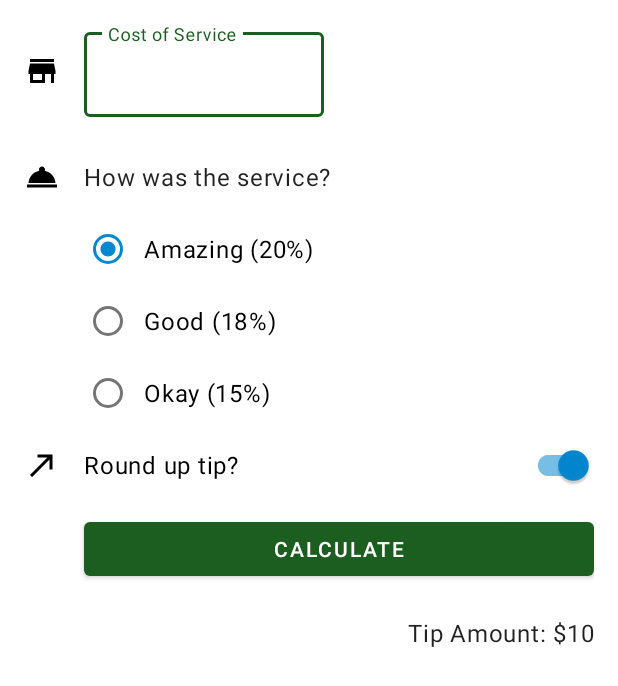
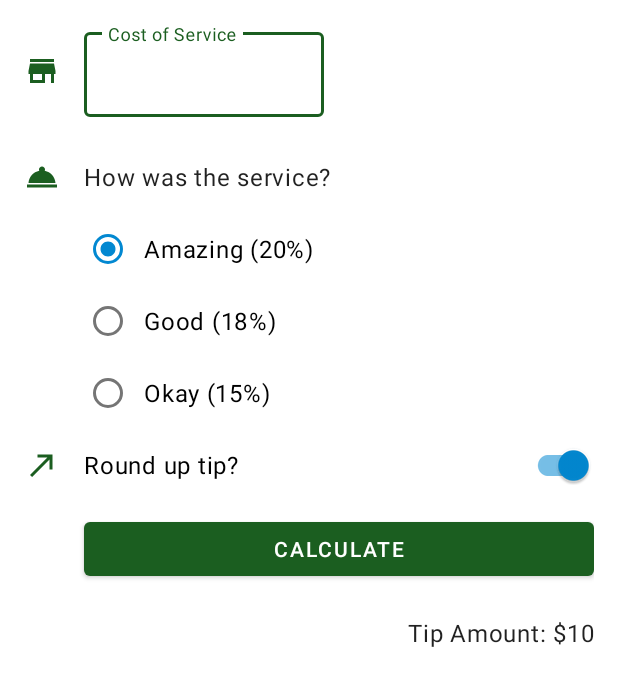
Before and after one commit to danielcoderman/Tip-Time, an Android app: the layout activity_main.xml on its own in the app's theme, with its tools: preview values and no code run, on a phone screen of 412 x 824 dp. Shown: the top 686 px of the screen. Run offline under Robolectric (Android 15) with nearby library versions, the phone set to English and light mode, and no system bars.

Commit message:
Finished "create a more polished user experience" codelab. Completed the Tip Time app!

```diff
--- a/app/src/main/java/com/example/tiptime/MainActivity.kt
+++ b/app/src/main/java/com/example/tiptime/MainActivity.kt
@@ -9,6 +9,7 @@ import java.text.NumberFormat
 
 class MainActivity : AppCompatActivity() {
     private lateinit var binding: ActivityMainBinding // lateinit means that I promise that my code will initialize the variable before using it
+
     // Note: use "ctrl shift p" to find type of variable
     override fun onCreate(savedInstanceState: Bundle?) {
         super.onCreate(savedInstanceState)
--- a/app/src/main/res/drawable-anydpi-v26/ic_launcher_background.xml
+++ b/app/src/main/res/drawable-anydpi-v26/ic_launcher_background.xml
@@ -4,17 +4,20 @@
     android:height="108dp"
     android:viewportWidth="108"
     android:viewportHeight="108">
-  <path
-      android:pathData="M0,0h108v108h-108z">
+    <path android:pathData="M0,0h108v108h-108z">
         <aapt:attr name="android:fillColor">
             <gradient
+                android:endX="54"
+                android:endY="106.9922"
+                android:startX="54"
                 android:startY="-1.0078"
-          android:startX="54"
-          android:endY="106.9922"
-          android:endX="54"
                 android:type="linear">
-        <item android:offset="0" android:color="#FF12C26D"/>
-        <item android:offset="1" android:color="#FF0F9453"/>
+                <item
+                    android:color="#FF12C26D"
+                    android:offset="0" />
+                <item
+                    android:color="#FF0F9453"
+                    android:offset="1" />
             </gradient>
         </aapt:attr>
     </path>
--- a/app/src/main/res/drawable-anydpi-v26/ic_launcher_foreground.xml
+++ b/app/src/main/res/drawable-anydpi-v26/ic_launcher_foreground.xml
@@ -3,7 +3,7 @@
     android:height="108dp"
     android:viewportWidth="108"
     android:viewportHeight="108">
-  <path
-      android:pathData="M38.19,65.92L69.32,65.92a1.2,1.2 0,0 0,1.2 -1.2,0.89 0.89,0 0,0 0,-0.23 17,17 0,0 0,-33.25 0,1.18 1.18,0 0,0 0.9,1.42ZM74.53,69.05a0.85,0.85 0,0 0,-0.78 -0.84L34,68.21a0.85,0.85 0,0 0,-0.77 0.84v2.82a0.84,0.84 0,0 0,0.77 0.86L73.78,72.73a0.85,0.85 0,0 0,0.77 -0.86L74.55,70.65C74.55,70.24 74.56,69.58 74.53,69.05ZM52.08,49h3.59a1.86,1.86 0,0 0,0 -3.72L52.08,45.28a1.86,1.86 0,0 0,0 3.72ZM53.87,39.81a1.19,1.19 0,0 0,1.19 -1.19L55.06,32.87a1.19,1.19 0,0 0,-2.38 0v5.71a1.19,1.19 0,0 0,1.19 1.19h0ZM61.69,41l4.62,-3.35a1.19,1.19 0,1 0,-1.4 -1.93L60.29,39A1.2,1.2 0,0 0,60 40.67a1.18,1.18 0,0 0,1.66 0.26ZM41.69,37.65L46.31,41a1.2,1.2 0,0 0,1.35 -2L43,35.66a1.19,1.19 0,0 0,-1.66 0.26,1.2 1.2,0 0,0 0.3,1.67Z"
-      android:fillColor="#FFFFFF"/>
+    <path
+        android:fillColor="#FFFFFF"
+        android:pathData="M38.19,65.92L69.32,65.92a1.2,1.2 0,0 0,1.2 -1.2,0.89 0.89,0 0,0 0,-0.23 17,17 0,0 0,-33.25 0,1.18 1.18,0 0,0 0.9,1.42ZM74.53,69.05a0.85,0.85 0,0 0,-0.78 -0.84L34,68.21a0.85,0.85 0,0 0,-0.77 0.84v2.82a0.84,0.84 0,0 0,0.77 0.86L73.78,72.73a0.85,0.85 0,0 0,0.77 -0.86L74.55,70.65C74.55,70.24 74.56,69.58 74.53,69.05ZM52.08,49h3.59a1.86,1.86 0,0 0,0 -3.72L52.08,45.28a1.86,1.86 0,0 0,0 3.72ZM53.87,39.81a1.19,1.19 0,0 0,1.19 -1.19L55.06,32.87a1.19,1.19 0,0 0,-2.38 0v5.71a1.19,1.19 0,0 0,1.19 1.19h0ZM61.69,41l4.62,-3.35a1.19,1.19 0,1 0,-1.4 -1.93L60.29,39A1.2,1.2 0,0 0,60 40.67a1.18,1.18 0,0 0,1.66 0.26ZM41.69,37.65L46.31,41a1.2,1.2 0,0 0,1.35 -2L43,35.66a1.19,1.19 0,0 0,-1.66 0.26,1.2 1.2,0 0,0 0.3,1.67Z" />
 </vector>
--- a/app/src/main/res/drawable/ic_round_up.xml
+++ b/app/src/main/res/drawable/ic_round_up.xml
@@ -1,5 +1,10 @@
-<vector android:height="24dp" android:tint="#000000"
-    android:viewportHeight="24" android:viewportWidth="24"
-    android:width="24dp" xmlns:android="http://schemas.android.com/apk/res/android">
-    <path android:fillColor="@android:color/white" android:pathData="M9,5v2h6.59L4,18.59 5.41,20 17,8.41V15h2V5z"/>
+<vector xmlns:android="http://schemas.android.com/apk/res/android"
+    android:width="24dp"
+    android:height="24dp"
+    android:tint="?attr/colorPrimary"
+    android:viewportWidth="24"
+    android:viewportHeight="24">
+    <path
+        android:fillColor="@android:color/white"
+        android:pathData="M9,5v2h6.59L4,18.59 5.41,20 17,8.41V15h2V5z" />
 </vector>
--- a/app/src/main/res/drawable/ic_service.xml
+++ b/app/src/main/res/drawable/ic_service.xml
@@ -1,5 +1,10 @@
-<vector android:height="24dp" android:tint="#000000"
-    android:viewportHeight="24" android:viewportWidth="24"
-    android:width="24dp" xmlns:android="http://schemas.android.com/apk/res/android">
-    <path android:fillColor="@android:color/white" android:pathData="M2,17h20v2L2,19zM13.84,7.79c0.1,-0.24 0.16,-0.51 0.16,-0.79 0,-1.1 -0.9,-2 -2,-2s-2,0.9 -2,2c0,0.28 0.06,0.55 0.16,0.79C6.25,8.6 3.27,11.93 3,16h18c-0.27,-4.07 -3.25,-7.4 -7.16,-8.21z"/>
+<vector xmlns:android="http://schemas.android.com/apk/res/android"
+    android:width="24dp"
+    android:height="24dp"
+    android:tint="?attr/colorPrimary"
+    android:viewportWidth="24"
+    android:viewportHeight="24">
+    <path
+        android:fillColor="@android:color/white"
+        android:pathData="M2,17h20v2L2,19zM13.84,7.79c0.1,-0.24 0.16,-0.51 0.16,-0.79 0,-1.1 -0.9,-2 -2,-2s-2,0.9 -2,2c0,0.28 0.06,0.55 0.16,0.79C6.25,8.6 3.27,11.93 3,16h18c-0.27,-4.07 -3.25,-7.4 -7.16,-8.21z" />
 </vector>
--- a/app/src/main/res/drawable/ic_store.xml
+++ b/app/src/main/res/drawable/ic_store.xml
@@ -1,5 +1,10 @@
-<vector android:height="24dp" android:tint="#000000"
-    android:viewportHeight="24" android:viewportWidth="24"
-    android:width="24dp" xmlns:android="http://schemas.android.com/apk/res/android">
-    <path android:fillColor="@android:color/white" android:pathData="M20,4L4,4v2h16L20,4zM21,14v-2l-1,-5L4,7l-1,5v2h1v6h10v-6h4v6h2v-6h1zM12,18L6,18v-4h6v4z"/>
+<vector xmlns:android="http://schemas.android.com/apk/res/android"
+    android:width="24dp"
+    android:height="24dp"
+    android:tint="?attr/colorPrimary"
+    android:viewportWidth="24"
+    android:viewportHeight="24">
+    <path
+        android:fillColor="@android:color/white"
+        android:pathData="M20,4L4,4v2h16L20,4zM21,14v-2l-1,-5L4,7l-1,5v2h1v6h10v-6h4v6h2v-6h1zM12,18L6,18v-4h6v4z" />
 </vector>
--- a/app/src/main/res/layout/activity_main.xml
+++ b/app/src/main/res/layout/activity_main.xml
@@ -1,9 +1,13 @@
 <?xml version="1.0" encoding="utf-8"?>
-<androidx.constraintlayout.widget.ConstraintLayout xmlns:android="http://schemas.android.com/apk/res/android"
+<ScrollView xmlns:android="http://schemas.android.com/apk/res/android"
     xmlns:app="http://schemas.android.com/apk/res-auto"
     xmlns:tools="http://schemas.android.com/tools"
     android:layout_width="match_parent"
-    android:layout_height="match_parent"
+    android:layout_height="match_parent">
+
+    <androidx.constraintlayout.widget.ConstraintLayout
+        android:layout_width="match_parent"
+        android:layout_height="wrap_content"
         android:padding="16dp"
         tools:context=".MainActivity">
 
@@ -12,24 +16,25 @@
             android:layout_width="wrap_content"
             android:layout_height="wrap_content"
             android:importantForAccessibility="no"
-        app:srcCompat="@drawable/ic_store"
+            app:layout_constraintBottom_toBottomOf="@id/cost_of_service"
             app:layout_constraintStart_toStartOf="parent"
             app:layout_constraintTop_toTopOf="@id/cost_of_service"
-        app:layout_constraintBottom_toBottomOf="@id/cost_of_service"/>
+            app:srcCompat="@drawable/ic_store" />
 
         <com.google.android.material.textfield.TextInputLayout
             android:id="@+id/cost_of_service"
             android:layout_width="160dp"
             android:layout_height="wrap_content"
+            android:layout_marginStart="16dp"
             android:hint="@string/cost_of_service"
-        android:layout_marginStart="16dp"
             app:layout_constraintStart_toEndOf="@id/icon_cost_of_service"
             app:layout_constraintTop_toTopOf="parent">
+
             <com.google.android.material.textfield.TextInputEditText
                 android:id="@+id/cost_of_service_edit_text"
                 android:layout_width="match_parent"
                 android:layout_height="wrap_content"
-            android:inputType="numberDecimal"/>
+                android:inputType="numberDecimal" />
 
         </com.google.android.material.textfield.TextInputLayout>
 
@@ -38,20 +43,20 @@
             android:layout_width="wrap_content"
             android:layout_height="wrap_content"
             android:importantForAccessibility="no"
-        app:srcCompat="@drawable/ic_service"
+            app:layout_constraintBottom_toBottomOf="@id/service_question"
             app:layout_constraintStart_toStartOf="parent"
             app:layout_constraintTop_toTopOf="@id/service_question"
-        app:layout_constraintBottom_toBottomOf="@id/service_question"/>
+            app:srcCompat="@drawable/ic_service" />
 
         <TextView
             android:id="@+id/service_question"
             style="@style/Widget.TipTime.TextView"
             android:layout_width="wrap_content"
             android:layout_height="wrap_content"
+            android:layout_marginTop="16dp"
             android:text="@string/how_was_the_service"
             app:layout_constraintStart_toStartOf="@id/cost_of_service"
-        app:layout_constraintTop_toBottomOf="@id/cost_of_service"
-        android:layout_marginTop="16dp"/>
+            app:layout_constraintTop_toBottomOf="@id/cost_of_service" />
 
         <RadioGroup
             android:id="@+id/tip_options"
@@ -85,11 +90,11 @@
             android:id="@+id/icon_round_up"
             android:layout_width="wrap_content"
             android:layout_height="wrap_content"
-        app:srcCompat="@drawable/ic_round_up"
             android:importantForAccessibility="no"
+            app:layout_constraintBottom_toBottomOf="@id/round_up_switch"
             app:layout_constraintStart_toStartOf="parent"
             app:layout_constraintTop_toTopOf="@id/round_up_switch"
-        app:layout_constraintBottom_toBottomOf="@id/round_up_switch" />
+            app:srcCompat="@drawable/ic_round_up" />
 
         <com.google.android.material.switchmaterial.SwitchMaterial
             android:id="@+id/round_up_switch"
@@ -105,10 +110,10 @@
             android:id="@+id/calculate_button"
             android:layout_width="0dp"
             android:layout_height="wrap_content"
+            android:layout_marginTop="8dp"
             android:text="@string/calculate"
             app:layout_constraintEnd_toEndOf="parent"
             app:layout_constraintStart_toStartOf="@id/round_up_switch"
-        android:layout_marginTop="8dp"
             app:layout_constraintTop_toBottomOf="@id/round_up_switch" />
 
         <TextView
@@ -116,9 +121,10 @@
             style="@style/Widget.TipTime.TextView"
             android:layout_width="wrap_content"
             android:layout_height="wrap_content"
+            android:layout_marginTop="8dp"
             app:layout_constraintEnd_toEndOf="parent"
-        android:layout_marginTop="8dp"
             app:layout_constraintTop_toBottomOf="@id/calculate_button"
             tools:text="Tip Amount: $10" />
 
     </androidx.constraintlayout.widget.ConstraintLayout>
+</ScrollView>
--- a/app/src/main/res/values-night/themes.xml
+++ b/app/src/main/res/values-night/themes.xml
@@ -12,7 +12,8 @@
         <!-- Status bar color. -->
         <item name="android:statusBarColor" tools:targetApi="l">?attr/colorPrimaryVariant</item>
         <!-- Text input fields -->
-        <item name="textInputStyle">@style/Widget.MaterialComponents.TextInputLayout.OutlinedBox</item>
+        <item name="textInputStyle">@style/Widget.MaterialComponents.TextInputLayout.OutlinedBox
+        </item>
         <!-- Radio buttons -->
         <item name="radioButtonStyle">@style/Widget.TipTime.CompoundButton.RadioButton</item>
         <!-- Switches -->
--- a/app/src/main/res/values/styles.xml
+++ b/app/src/main/res/values/styles.xml
@@ -1,5 +1,6 @@
 <?xml version="1.0" encoding="utf-8"?>
 <resources>
+
     <style name="Widget.TipTime.TextView" parent="Widget.MaterialComponents.TextView">
         <item name="android:minHeight">@dimen/min_text_height</item>
         <item name="android:gravity">center_vertical</item>
--- a/app/src/main/res/values/themes.xml
+++ b/app/src/main/res/values/themes.xml
@@ -12,7 +12,8 @@
         <!-- Status bar color. -->
         <item name="android:statusBarColor" tools:targetApi="l">?attr/colorPrimaryVariant</item>
         <!-- Text input fields -->
-        <item name="textInputStyle">@style/Widget.MaterialComponents.TextInputLayout.OutlinedBox</item>
+        <item name="textInputStyle">@style/Widget.MaterialComponents.TextInputLayout.OutlinedBox
+        </item>
         <!-- Radio buttons -->
         <item name="radioButtonStyle">@style/Widget.TipTime.CompoundButton.RadioButton</item>
         <!-- Switches -->
```
Lines whose indentation alone changed are shown as unchanged.
